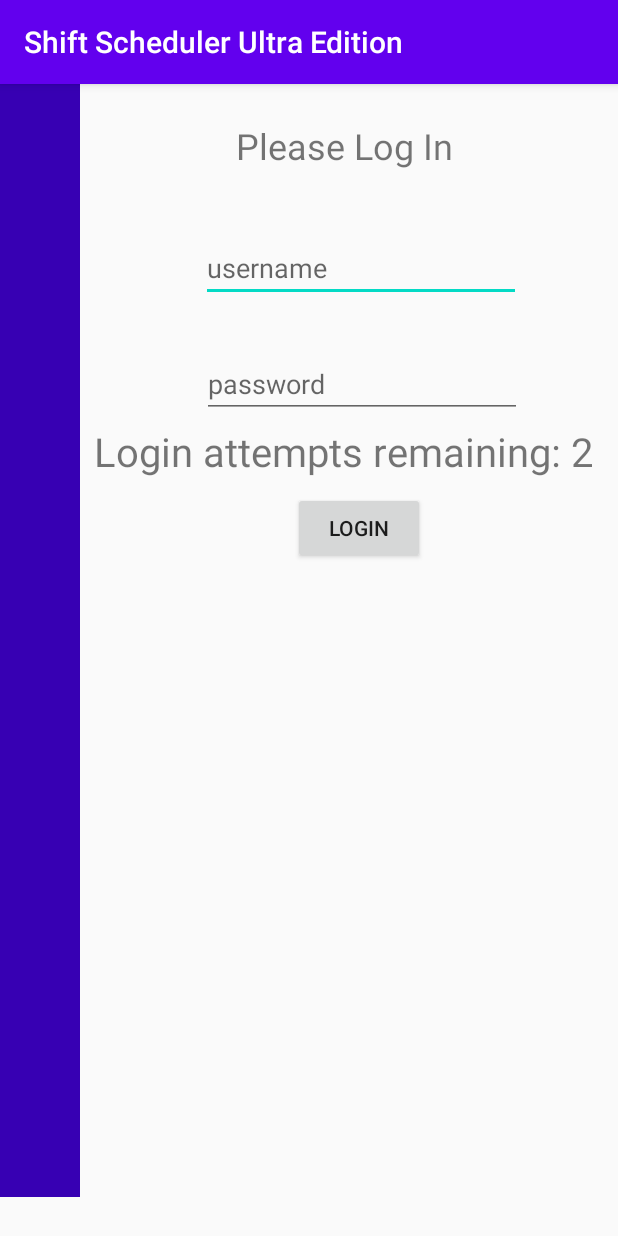
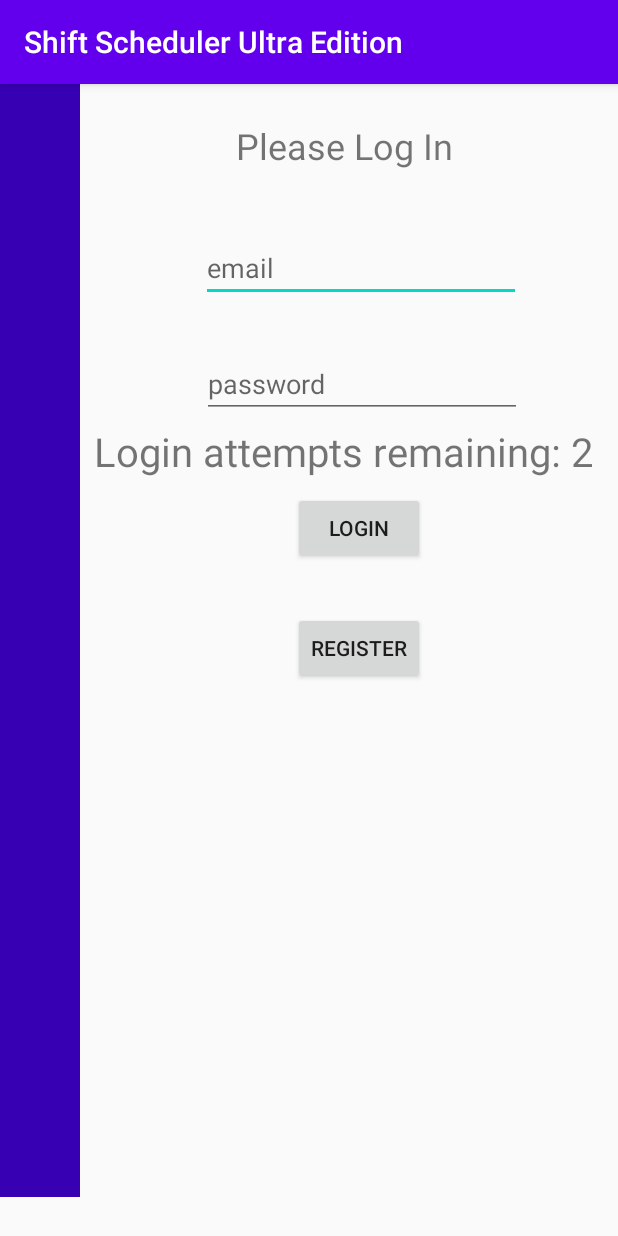
Before and after one commit to pascuale2/Shift-Scheduling-Application, an Android app: the screen it shows after launch (MainActivity), after a tap on "LOGIN", on a phone screen of 412 x 824 dp. Run offline under Robolectric (Android 15) with nearby library versions, the phone set to English and light mode, and no system bars.

Commit message:
adding full register functionality to project. Needs UI to look better

```diff
--- a/shiftSchedule/app/src/main/AndroidManifest.xml
+++ b/shiftSchedule/app/src/main/AndroidManifest.xml
@@ -9,8 +9,9 @@
         android:roundIcon="@mipmap/ic_launcher_round"
         android:supportsRtl="true"
         android:theme="@style/AppTheme">
-        <activity android:name=".landingPage"></activity>
-        <activity android:name=".employeePage"></activity>
+        <activity android:name=".registerpage"></activity>
+        <activity android:name=".landingPage" />
+        <activity android:name=".employeePage" />
         <activity android:name=".MainActivity">
             <intent-filter>
                 <action android:name="android.intent.action.MAIN" />
--- a/shiftSchedule/app/src/main/java/com/example/shiftschedule/MainActivity.java
+++ b/shiftSchedule/app/src/main/java/com/example/shiftschedule/MainActivity.java
@@ -6,10 +6,13 @@ import android.content.Context;
 import android.content.Intent;
 import android.content.SharedPreferences;
 import android.os.Bundle;
+import android.util.Log;
+import android.view.Gravity;
 import android.view.View;
 import android.widget.Button;
 import android.widget.EditText;
 import android.widget.TextView;
+import android.widget.Toast;
 
 public class MainActivity extends AppCompatActivity {
 
@@ -33,7 +36,7 @@ public class MainActivity extends AppCompatActivity {
     private EditText password;
     private Button loginButton;
     private TextView Info;
-    private int counter = 3;
+    private int counter;
     private SharedPreferences storage;
 
     @Override
@@ -46,52 +49,67 @@ public class MainActivity extends AppCompatActivity {
         password = (EditText)findViewById(R.id.passwordEditText);
         loginButton = (Button)findViewById(R.id.loginButton);
         Info = (TextView)findViewById(R.id.attemptsText);
-
+        counter = 3;
         // If the sharedPreferences file already exists, grab it, otherwise this will create it
         // make SURE you put it in Context.MODE_PRIVATE, as this means ONLY this app can access this information
         storage = getApplicationContext().getSharedPreferences("accountStorage", Context.MODE_PRIVATE);
 
     }
 
+    // onClick function for loginAccount to take you to the landing Page/Activity
     public void loginAccount(View view) {
+        // grab key from our preferences
         validate(username.getText().toString(), password.getText().toString());
     }
 
+    // onClick function for registerButton to take you to register Page/Activity
+    public void goToRegister(View view) {
+        Intent intent = new Intent(MainActivity.this, registerpage.class);
+        startActivity(intent);
+    }
+
+    // this function sets limits on how many times you can attempt to log in.
+    public void numAttempts() {
+        counter--;
+        Info.setText("Login attempts remaining: " + String.valueOf(counter));
+        if(counter == 0){
+            loginButton.setEnabled(false);
+        }
+    }
     public void validate(String userName, String userPassword){
-        userName = userName.toLowerCase();
-        if ((userName.equals(("admin")) && (userPassword.equals("1234")))) {
-            // we are hardcoding the login here, either myself or someone else will need to find a
-            // way to store them
+        //userName = userName.toLowerCase();
+        if (storage.contains(userName)) {
+            String passwordCheck = storage.getString(userName, "");
 
-            //test to store information here, this code will be commented out once we have a register account page functional
+            // one more check to see if they got the password right.
+            if (userPassword.equals(passwordCheck)) {
+                Intent intent = new Intent(MainActivity.this, landingPage.class);
 
-            // In order to store our information, we need to create an editor to edit shared preferences
-            SharedPreferences.Editor editor = storage.edit();
+                // this is how we pass a single variable WITHOUT using sharedPreferences to next screen
+                // You can comment out the following line (intent.putExtra....) but NOT startActivity
+                intent.putExtra("username", username.getText().toString());
+                startActivity(intent);
+                finish();
+            }
+            else {
+                //this is if the username is correct, but password is wrong
+                Log.d("Contains", "found username within storage. userPassword does not match:\n" + userPassword + " != " + passwordCheck);
+                String error = "ERROR: Incorrect password. Please try again.";
+                Toast toast = Toast.makeText(MainActivity.this, error, Toast.LENGTH_LONG);
+                toast.show();
+                numAttempts();
+            }
+        }
+        else{
 
-            // Ideally this would be done in register client page, and we simply retrieve it in login page
-            // key: username --> value: password. To access the password, need correct username
-            editor.putString( username.getText().toString(), password.getText().toString());
+            // this will decrement every time they fail to login`
+            String test = "ERROR: email is wrong. Please try again";
+            Log.d("storage", test);
+            //String test = "did storage match? " + storage.contains(userName) + "username: " + userName + "\nPassword: " + storage.getString(userName,"");
+            Toast toast = Toast.makeText(MainActivity.this, test, Toast.LENGTH_LONG);
+            toast.show();
+            numAttempts();
 
-            // now the last thing you need to do is "commit" the changes to the file, like git commit
-            editor.commit();
-
-
-            // intent is what allows us to switch screens
-            Intent intent = new Intent(MainActivity.this, landingPage.class);
-
-            // in order to pass just a single value (such as the username to access password value), we can do this method:
-            intent.putExtra("username", username.getText().toString());
-
-            startActivity(intent);
-
-
-        }else{
-            // this will decrement every time they fail to login.
-            counter--;
-            Info.setText("Login attempts remaining: " + String.valueOf(counter));
-            if(counter == 0){
-                loginButton.setEnabled(false);
-            }
         }
     }
 }
--- a/shiftSchedule/app/src/main/java/com/example/shiftschedule/landingPage.java
+++ b/shiftSchedule/app/src/main/java/com/example/shiftschedule/landingPage.java
@@ -34,6 +34,7 @@ public class landingPage extends AppCompatActivity {
         storage = getApplicationContext().getSharedPreferences("accountStorage", Context.MODE_PRIVATE);
 
         // grabbing the username we passed into this activity through extras Bundle
+
         extras = getIntent().getExtras();
         if (extras != null) {
             usernameKey = extras.getString("username");
@@ -41,6 +42,7 @@ public class landingPage extends AppCompatActivity {
 
         password = storage.getString(usernameKey, "");
         // making a small pop-up notification appear to show the details of the username and password
+        // you can edit the following 3 lines as this is simply showing you guys how to fetch data and display
         String output = "Username is: " + usernameKey + "\nPassword is: " + password + ".";
         Toast toast = Toast.makeText(getApplicationContext(), output, Toast.LENGTH_LONG);
         toast.show();
--- a/shiftSchedule/app/src/main/res/layout/activity_main.xml
+++ b/shiftSchedule/app/src/main/res/layout/activity_main.xml
@@ -26,7 +26,7 @@
         android:layout_height="wrap_content"
         android:layout_marginTop="100dp"
         android:ems="10"
-        android:hint="username"
+        android:hint="email"
         android:inputType="textPersonName"
         app:layout_constraintEnd_toEndOf="parent"
         app:layout_constraintHorizontal_bias="0.676"
@@ -92,4 +92,19 @@
         app:layout_constraintTop_toTopOf="parent"
         app:layout_constraintVertical_bias="0.367" />
 
+    <Button
+        android:id="@+id/registerButton"
+        android:layout_width="wrap_content"
+        android:layout_height="wrap_content"
+        android:layout_marginTop="32dp"
+        android:shadowColor="#7E1717"
+        android:text="Register"
+        app:layout_constraintBottom_toBottomOf="parent"
+        app:layout_constraintEnd_toEndOf="parent"
+        app:layout_constraintHorizontal_bias="0.603"
+        app:layout_constraintStart_toStartOf="parent"
+        app:layout_constraintTop_toBottomOf="@+id/loginButton"
+        app:layout_constraintVertical_bias="0.0"
+        android:onClick="goToRegister"/>
+
 </androidx.constraintlayout.widget.ConstraintLayout>
```
Also changed, not shown: shiftSchedule/app/src/main/java/com/example/shiftschedule/registerpage.java (added, +124 -0 lines), shiftSchedule/app/src/main/res/layout/activity_registerpage.xml (added, +93 -0 lines).
